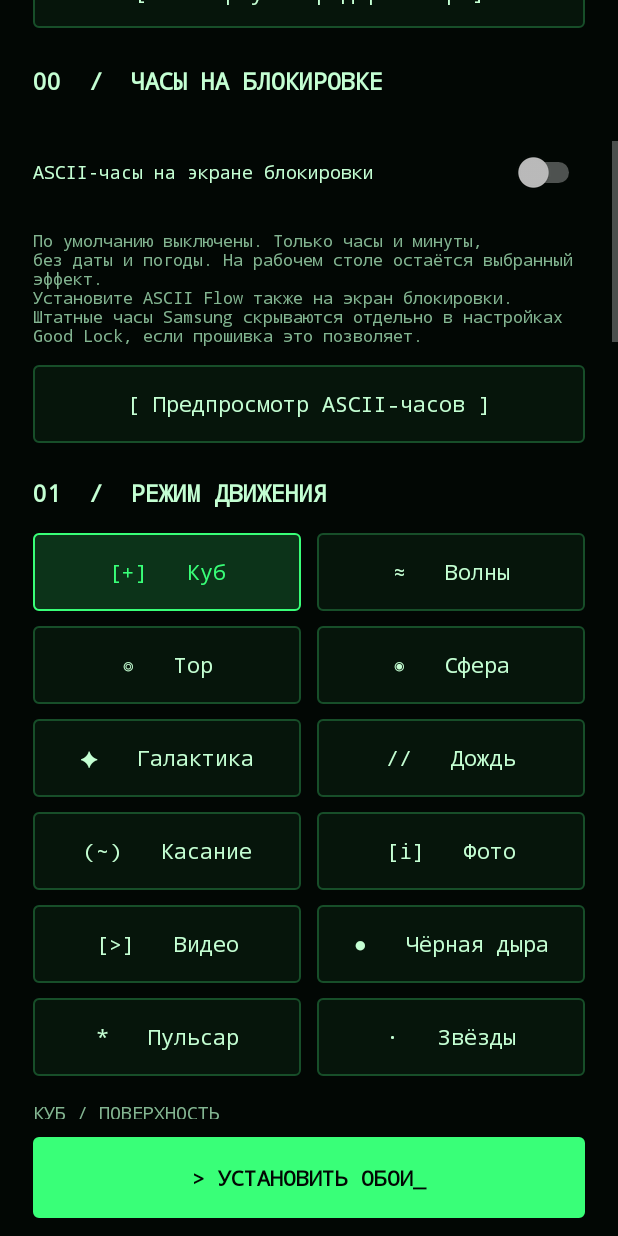
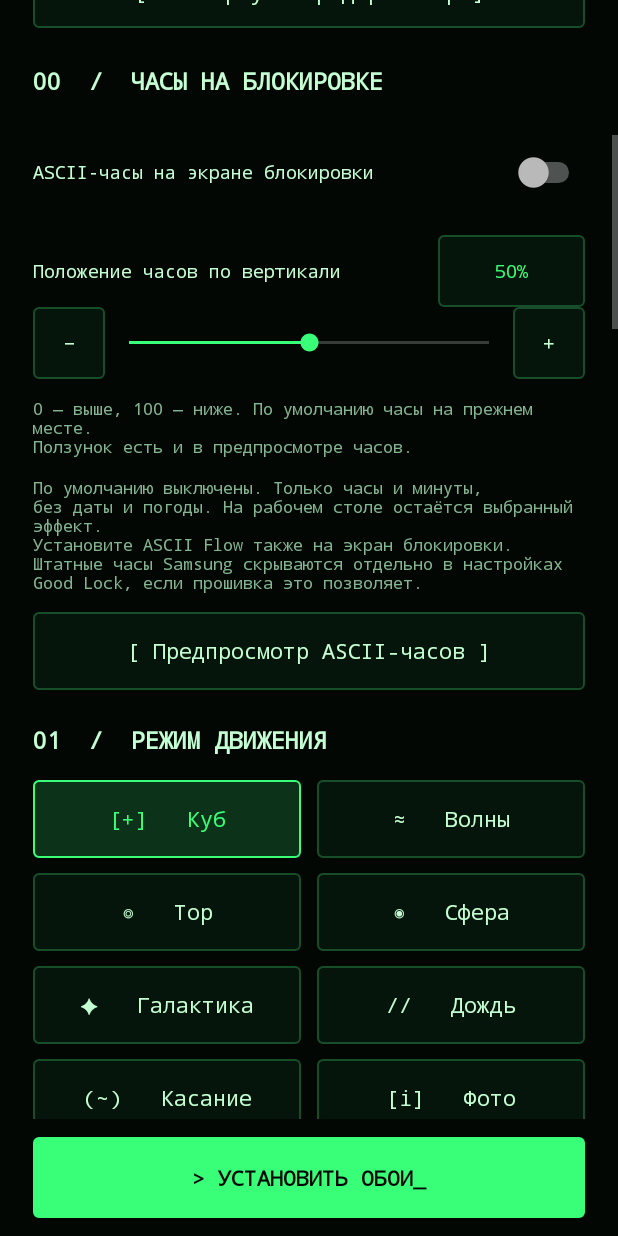
Before and after one commit to rheykd/ascii-flow, an Android app: the screen it shows after launch (MainActivity), scrolled down 522 dp, on a phone screen of 412 x 824 dp. Run offline under Robolectric (Android 15) with nearby library versions, the phone set to English and light mode, and no system bars; 5 statements that could not run were skipped.

Commit message:
Release ASCII Flow 1.6

```diff
--- a/app/src/main/AndroidManifest.xml
+++ b/app/src/main/AndroidManifest.xml
@@ -1,4 +1,4 @@
-<manifest xmlns:android="http://schemas.android.com/apk/res/android" package="ru.ascii.wallpaper" android:versionCode="7" android:versionName="1.5">
+<manifest xmlns:android="http://schemas.android.com/apk/res/android" package="ru.ascii.wallpaper" android:versionCode="9" android:versionName="1.6">
     <uses-sdk android:minSdkVersion="26" android:targetSdkVersion="37" />
     <uses-feature android:name="android.software.live_wallpaper" android:required="true" />
     <application android:label="ASCII Flow" android:icon="@drawable/ic_launcher" android:theme="@style/AppTheme" android:allowBackup="false" android:supportsRtl="true">
--- a/app/src/main/java/ru/ascii/wallpaper/AsciiPainter.java
+++ b/app/src/main/java/ru/ascii/wallpaper/AsciiPainter.java
@@ -38,7 +38,7 @@ final class AsciiPainter {
         if (previousMode != settings.mode()) { ripples.clear(); media.pause(); time=0; previousMode = settings.mode(); }
         settings.effects(scene.options); scene.symbols(settings.symbols());
         scene.render(settings.mode(), time, grid.cellW / grid.cellH, settings.wireframe(), settings.objectScale() / 100.0);
-        if (settings.mode() >= 7 && width > 0 && height > 0) {
+        if (settings.mode() >= 7 && settings.mode() <= 8 && width > 0 && height > 0) {
             int revision=settings.prefs.getInt("media_revision",0);
             String identity=settings.mediaUri()+":"+revision;
             if(!lastMedia.equals(identity)){lastMedia=identity;time=0;}
--- a/app/src/main/java/ru/ascii/wallpaper/LockClockPolicy.java
+++ b/app/src/main/java/ru/ascii/wallpaper/LockClockPolicy.java
@@ -8,6 +8,11 @@ public final class LockClockPolicy {
         // A shared engine, older Android, and OEMs reporting system-only flags need keyguard state.
         return keyguard;
     }
+    /** Вертикальный центр часов в долях высоты: 0 — верх, 50 — прежнее место, 100 — низ. */
+    public static float center(int position) {
+        float p=Math.max(0,Math.min(100,position))/100f;
+        return p<.5f ? .27f+.36f*p : .45f+.56f*(p-.5f);
+    }
     public static String time(long millis, java.util.TimeZone zone) {
         java.text.SimpleDateFormat f=new java.text.SimpleDateFormat("HHmm",java.util.Locale.ROOT);
         f.setTimeZone(zone);return f.format(new java.util.Date(millis));
--- a/app/src/main/java/ru/ascii/wallpaper/MainActivity.java
+++ b/app/src/main/java/ru/ascii/wallpaper/MainActivity.java
@@ -82,7 +82,7 @@ public final class MainActivity extends Activity {
         LinearLayout content = column(); content.setPadding(dp(22), dp(24), dp(22), dp(20));
         scroll.addView(content);
 
-        TextView eyebrow = text("[ СИСТЕМА АКТИВНА ]     v1.5", 10, ACCENT);
+        TextView eyebrow = text("[ СИСТЕМА АКТИВНА ]     v1.6", 10, ACCENT);
         eyebrow.setLetterSpacing(.1f); content.addView(eyebrow);
         TextView title = text("ASCII_FLOW▌", 30, ACCENT);
         title.setTypeface(Typeface.MONOSPACE, Typeface.BOLD);
@@ -112,6 +112,8 @@ public final class MainActivity extends Activity {
         content.addView(expand, margins(-1, dp(48), 0, 0, 0, 12));
         section(content,"00","ЧАСЫ НА БЛОКИРОВКЕ");
         toggle(content,"ASCII-часы на экране блокировки","lock_clock",false);
+        slider(content,"Положение часов по вертикали","lock_clock_y",0,100,settings.lockClockY());
+        content.addView(text("0 — выше, 100 — ниже. По умолчанию часы на прежнем месте.\nПолзунок есть и в предпросмотре часов.",11,MUTED),margins(-1,-2,0,0,0,12));
         content.addView(text("По умолчанию выключены. Только часы и минуты,\nбез даты и погоды. На рабочем столе остаётся выбранный эффект.\nУстановите ASCII Flow также на экран блокировки.\nШтатные часы Samsung скрываются отдельно в настройках Good Lock, если прошивка это позволяет.",11,MUTED),margins(-1,-2,0,0,0,12));
         action(content,"[ Предпросмотр ASCII-часов ]",() -> openPreview(true));
         section(content, "01", "РЕЖИМ ДВИЖЕНИЯ");
@@ -281,7 +283,7 @@ public final class MainActivity extends Activity {
         showControl("stars_animation",selected==11);
         showControl("rain_length",selected==5); showControl("rain_spacing",selected==5);
         showControl("ripple_speed",settings.ripplesActive()); showControl("ripple_life",settings.ripplesActive());
-        mediaOptions.setVisibility(selected>=7?View.VISIBLE:View.GONE);
+        mediaOptions.setVisibility(selected==7||selected==8?View.VISIBLE:View.GONE);
         mediaLabel.setText(settings.mediaUri().isEmpty()?"Файл ещё не выбран":"Файл выбран. Можно заменить его ниже.");
         symbolsLabel.setText(settings.symbols().isEmpty()?"Символы: стандартные для эффекта":"Символы: "+settings.symbols());
         for (int i = 0; i < cubeButtons.length; i++) selection(cubeButtons[i], i == (settings.wireframe() ? 1 : 0));
@@ -429,9 +431,18 @@ public final class MainActivity extends Activity {
         FrameLayout.LayoutParams closeParams = new FrameLayout.LayoutParams(dp(160), dp(52), Gravity.BOTTOM | Gravity.CENTER_HORIZONTAL);
         closeParams.bottomMargin = dp(36); root.addView(close, closeParams);
         close.setOnClickListener(v -> dialog.dismiss());
+        if (clockPreview) {
+            LinearLayout panel = column(); panel.setBackgroundColor(0xe606150b);
+            panel.setPadding(dp(14), dp(6), dp(14), dp(6));
+            panel.addView(new Control("Положение часов", "lock_clock_y", 0, 100, settings.lockClockY()));
+            FrameLayout.LayoutParams panelParams = new FrameLayout.LayoutParams(-1, -2, Gravity.BOTTOM | Gravity.CENTER_HORIZONTAL);
+            panelParams.bottomMargin = dp(100); root.addView(panel, panelParams);
+        }
         dialog.setContentView(root);
         dialog.setOnDismissListener(v -> {
             full.stop(); fullPreview = null; fullDialog = null;
+            Control section = controls.get("lock_clock_y");
+            if (section != null) section.setValue(settings.lockClockY());
             if (!isFinishing() && !isDestroyed()) preview.start();
         });
         dialog.show();
@@ -518,6 +529,7 @@ public final class MainActivity extends Activity {
                     int n = progress + min;
                     settings.set(key, n); number.setText(value(key, n)); updateGridReadout();
                     preview.invalidate();
+                    if (fullPreview != null) fullPreview.invalidate();
                 }
                 public void onStartTrackingTouch(SeekBar bar) { }
                 public void onStopTrackingTouch(SeekBar bar) { }
--- a/app/src/main/java/ru/ascii/wallpaper/PresetStore.java
+++ b/app/src/main/java/ru/ascii/wallpaper/PresetStore.java
@@ -10,9 +10,9 @@ final class PresetStore {
     private final Settings settings;
     static final String[] KEYS={"mode","color","columns","glyph_scale","row_spacing","object_scale","font","cube_style","speed","brightness",
         "rotation_x","rotation_y","wave_frequency","wave_strength","torus_thickness","sphere_pulse","galaxy_arms","galaxy_rotation",
-        "rain_length","rain_spacing","ripple_speed","ripple_life","media_contrast"};
-    static final int[] MIN={0,0,24,40,70,40,0,0,0,5,0,0,25,10,30,0,1,0,25,1,25,1,25};
-    static final int[] MAX={11,5,180,150,180,140,3,1,180,100,200,200,250,200,160,250,8,200,250,6,250,10,250};
+        "rain_length","rain_spacing","ripple_speed","ripple_life","media_contrast","lock_clock_y"};
+    static final int[] MIN={0,0,24,40,70,40,0,0,0,5,0,0,25,10,30,0,1,0,25,1,25,1,25,0};
+    static final int[] MAX={11,5,180,150,180,140,3,1,180,100,200,200,250,200,160,250,8,200,250,6,250,10,250,100};
     static final String[] BOOL={"eco","touch","media_invert","lock_clock","stars_animation","galaxy_spin","blackhole_waves"};
     PresetStore(Context c, Settings s) { settings=s; storage=c.getSharedPreferences("saved_presets",Context.MODE_PRIVATE); }
     static String cleanSymbols(String value) {
--- a/app/src/main/java/ru/ascii/wallpaper/Settings.java
+++ b/app/src/main/java/ru/ascii/wallpaper/Settings.java
@@ -20,6 +20,7 @@ final class Settings {
     boolean blackHoleWaves() { return prefs.getBoolean("blackhole_waves", true); }
     boolean ripplesActive() { return mode() == 9 ? blackHoleWaves() : mode() == 6 || touchEnabled(); }
     boolean lockClock() { return prefs.getBoolean("lock_clock",false); }
+    int lockClockY() { return bounded("lock_clock_y", 50, 0, 100); }
     String mediaUri() { return prefs.getString(mode() == 8 ? "video_uri" : "photo_uri", ""); }
     void effects(EffectOptions o) {
         o.rotationX = bounded("rotation_x",100,0,200); o.rotationY = bounded("rotation_y",100,0,200);
```
Also changed, not shown: app/src/main/java/ru/ascii/wallpaper/LockClockRenderer.java (+9 -8 lines), 4 other files.
